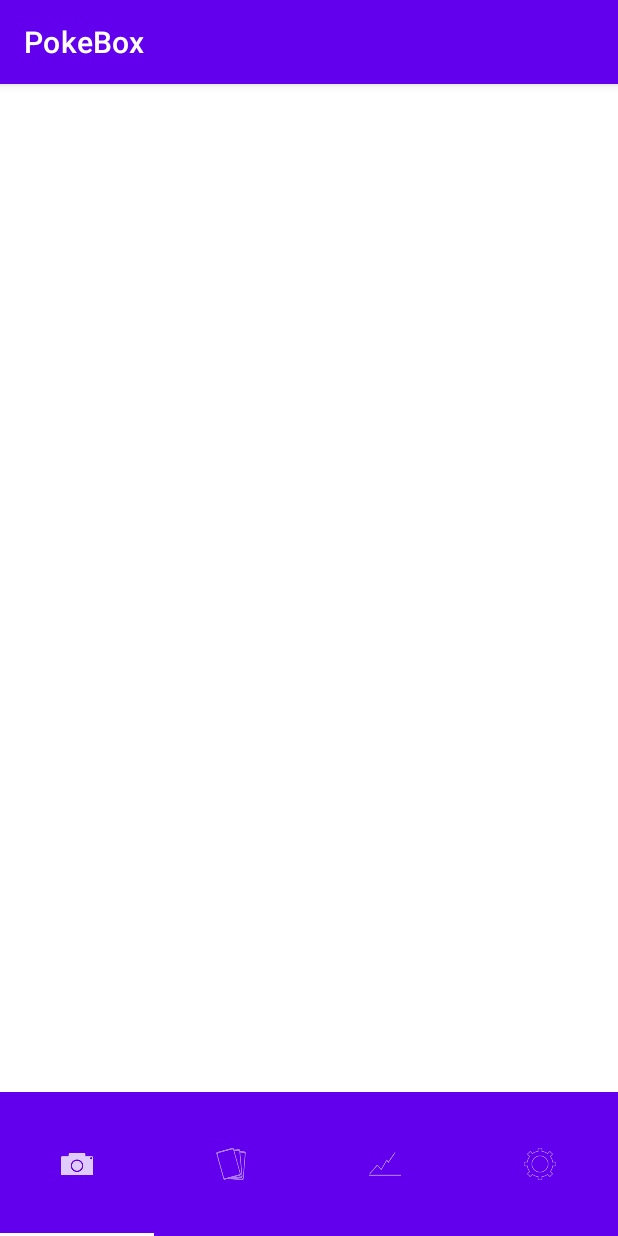
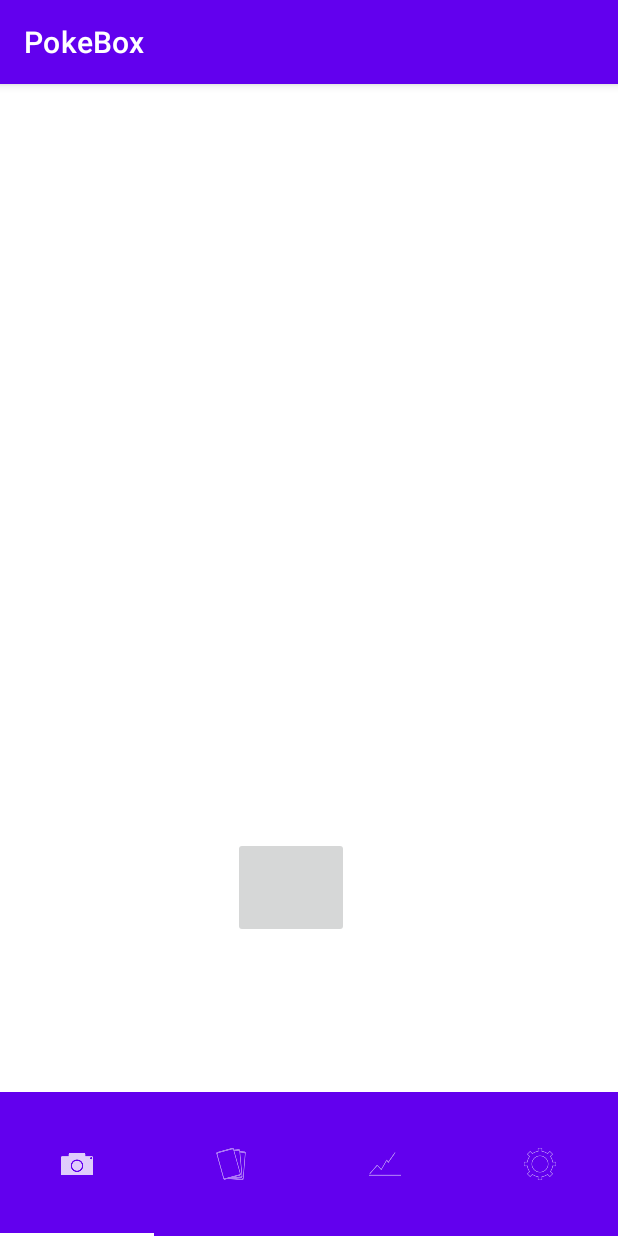
Before and after one commit to WTsaur/PokeBox, an Android app: the screen it shows after launch (MainActivity), on a phone screen of 412 x 824 dp. Run offline under Robolectric (Android 15) with nearby library versions, the phone set to English and light mode, and no system bars.

Commit message:
Code cleanup

```diff
--- a/app/src/main/res/layout/fragment_scanner.xml
+++ b/app/src/main/res/layout/fragment_scanner.xml
@@ -2,29 +2,23 @@
 <RelativeLayout xmlns:android="http://schemas.android.com/apk/res/android"
                 android:layout_width="match_parent"
                 android:layout_height="match_parent">
-
+    <ImageButton
+        android:id="@+id/capture"
+        android:layout_width="77dp"
+        android:layout_height="67dp"
+        android:layout_alignBottom="@+id/camera"
+        android:layout_gravity="center"
+        android:layout_marginLeft="155dp"
+        android:layout_marginTop="250dp"
+        android:layout_marginRight="130dp"
+        android:scaleType="fitCenter"
+        android:text="Capture" />
 
     <FrameLayout
         android:id="@+id/camera"
         android:layout_width="match_parent"
-        android:layout_height="594dp"
-        android:layout_weight="1">
-
-        <ImageButton
-            android:id="@+id/capture"
-            android:layout_width="77dp"
-            android:layout_height="67dp"
-            android:layout_gravity="center"
-            android:layout_marginLeft="130dp"
-            android:layout_marginTop="250dp"
-            android:layout_marginRight="130dp"
-            android:layout_marginBottom="2dp"
-            android:background="#0000"
-            android:scaleType="fitCenter"
-            android:text="Capture" />
-
-
-    </FrameLayout>
+        android:layout_height="569dp"
+        android:layout_weight="1"></FrameLayout>
 
 
 </RelativeLayout>
```
Also changed, not shown: app/src/main/java/edu/fsu/cs/PokeBox/ScannerFragment.java (+25 -31 lines).
